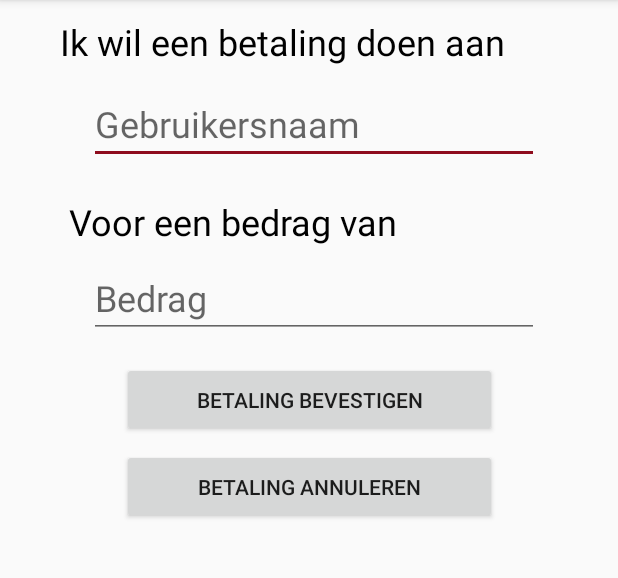
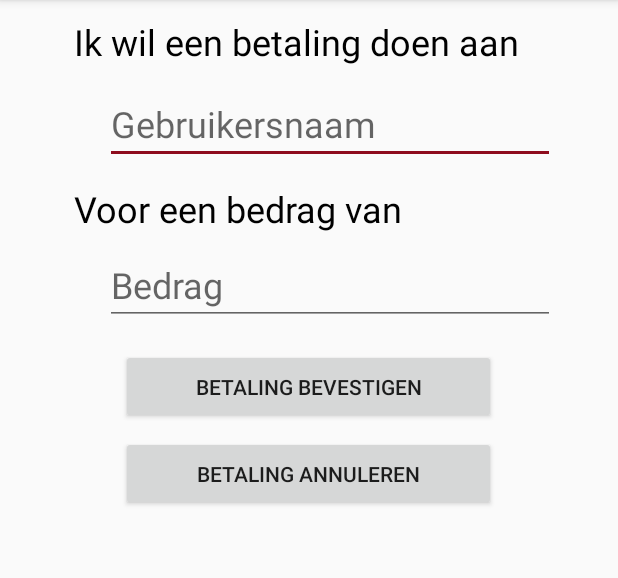
Before and after one commit to dragonq1/NetPay, an Android app: the BetalingManueel screen opened directly, with no data from a screen before it, on a phone screen of 412 x 824 dp, the part 84-662 px from its top. Run offline under Robolectric (Android 15) with nearby library versions, the phone set to English and light mode, and no system bars; our stand-ins replace Volley; 1 statement that could not run was skipped.

Commit message:
Notificatie en scaling update -Wachtwoord veranderd activity gebruikt nu snackbar waar mogelijk -Scaling manuele betaling activity verbeterd
-Enkele warnings wegehaald in verschillende activities

```diff
--- a/app/src/main/java/com/example/quinten/netpay/BetalingManueel.java
+++ b/app/src/main/java/com/example/quinten/netpay/BetalingManueel.java
@@ -60,14 +60,13 @@ public class BetalingManueel extends AppCompatActivity {
 
         //Vars
         final SharedPreferences settings = getSharedPreferences(USER_INFO, 0);
-        final EditText txtGebruikersnaam = (EditText) findViewById(R.id.txtGebruikersnaamMan);
-        final EditText txtBedrag = (EditText) findViewById(R.id.txtBedragBetaling);
+        final EditText txtGebruikersnaam = findViewById(R.id.txtGebruikersnaamMan);
+        final EditText txtBedrag = findViewById(R.id.txtBedragBetaling);
 
         final Double dblSaldo = Double.parseDouble(settings.getString("saldo", ""));
-        final String strID = settings.getString("ID", "");
 
-        final Button btnBevestigen = (Button) findViewById(R.id.btnBevestigen);
-        final Button btnAnnuleren = (Button) findViewById(R.id.btnAnnuleren);
+        final Button btnBevestigen = findViewById(R.id.btnBevestigen);
+        final Button btnAnnuleren = findViewById(R.id.btnAnnuleren);
 
         final String gebruikersnaam = settings.getString("gebruikersnaam", "");
 
--- a/app/src/main/res/layout/activity_betaling_manueel.xml
+++ b/app/src/main/res/layout/activity_betaling_manueel.xml
@@ -1,19 +1,18 @@
 <?xml version="1.0" encoding="utf-8"?>
-<android.support.constraint.ConstraintLayout xmlns:android="http://schemas.android.com/apk/res/android"
+<LinearLayout xmlns:android="http://schemas.android.com/apk/res/android"
     xmlns:app="http://schemas.android.com/apk/res-auto"
     xmlns:tools="http://schemas.android.com/tools"
     android:layout_width="match_parent"
     android:layout_height="match_parent"
+    android:orientation="vertical"
+    android:gravity="top|center"
     tools:context="com.example.quinten.netpay.BetalingManueel">
 
     <EditText
         android:id="@+id/txtiBegunstigde"
         android:layout_width="300dp"
         android:layout_height="40dp"
-        android:layout_alignParentLeft="true"
-        android:layout_alignParentStart="true"
-        android:layout_alignParentTop="true"
-        android:layout_marginLeft="0dp"
+        android:layout_marginLeft="25dp"
         android:layout_marginTop="8dp"
         android:background="@null"
         android:ems="10"
@@ -29,35 +28,9 @@
         app:layout_constraintRight_toRightOf="parent" />
 
     <EditText
-        android:id="@+id/txtiBedrag"
-        android:layout_width="300dp"
-        android:layout_height="40dp"
-        android:layout_alignParentLeft="true"
-        android:layout_alignParentStart="true"
-        android:layout_alignParentTop="true"
-        android:layout_marginLeft="0dp"
-        android:layout_marginRight="32dp"
-        android:background="@null"
-        android:ems="10"
-        android:enabled="false"
-        android:inputType="textPersonName"
-        android:text="Voor een bedrag van"
-        android:textColor="#000"
-        android:textSize="24sp"
-        app:layout_constraintHorizontal_bias="0.571"
-        app:layout_constraintLeft_toLeftOf="parent"
-        app:layout_constraintRight_toRightOf="parent"
-        tools:ignore="HardcodedText,RtlHardcoded"
-        app:layout_constraintTop_toTopOf="parent"
-        android:layout_marginTop="128dp" />
-
-    <EditText
         android:id="@+id/txtGebruikersnaamMan"
         android:layout_width="300dp"
         android:layout_height="wrap_content"
-        android:layout_alignParentLeft="true"
-        android:layout_alignParentStart="true"
-        android:layout_below="@+id/txtiBegunstigde"
         android:layout_marginLeft="8dp"
         android:layout_marginRight="8dp"
         android:layout_marginStart="14dp"
@@ -73,12 +46,29 @@
         tools:ignore="HardcodedText" />
 
     <EditText
+        android:id="@+id/txtiBedrag"
+        android:layout_width="300dp"
+        android:layout_height="40dp"
+        android:layout_marginLeft="25dp"
+        android:layout_marginRight="32dp"
+        android:background="@null"
+        android:ems="10"
+        android:enabled="false"
+        android:inputType="textPersonName"
+        android:text="Voor een bedrag van"
+        android:textColor="#000"
+        android:textSize="24sp"
+        app:layout_constraintHorizontal_bias="0.571"
+        app:layout_constraintLeft_toLeftOf="parent"
+        app:layout_constraintRight_toRightOf="parent"
+        tools:ignore="HardcodedText,RtlHardcoded"
+        app:layout_constraintTop_toTopOf="parent"
+        android:layout_marginTop="10dp" />
+
+    <EditText
         android:id="@+id/txtBedragBetaling"
         android:layout_width="300dp"
         android:layout_height="49dp"
-        android:layout_alignParentLeft="true"
-        android:layout_alignParentStart="true"
-        android:layout_below="@+id/txtiBegunstigde"
         android:layout_marginLeft="8dp"
         android:layout_marginRight="8dp"
         android:layout_marginStart="14dp"
@@ -122,4 +112,4 @@
         tools:ignore="HardcodedText"
         app:layout_constraintVertical_bias="0.0" />
 
-</android.support.constraint.ConstraintLayout>
+</LinearLayout>
```
Also changed, not shown: app/src/main/java/com/example/quinten/netpay/OntvangenInfo.java (+4 -4 lines), app/src/main/java/com/example/quinten/netpay/WachtwoordVeranderen.java (+22 -11 lines), app/src/main/res/layout/activity_registreren.xml (+5 -5 lines), 6 other files.
